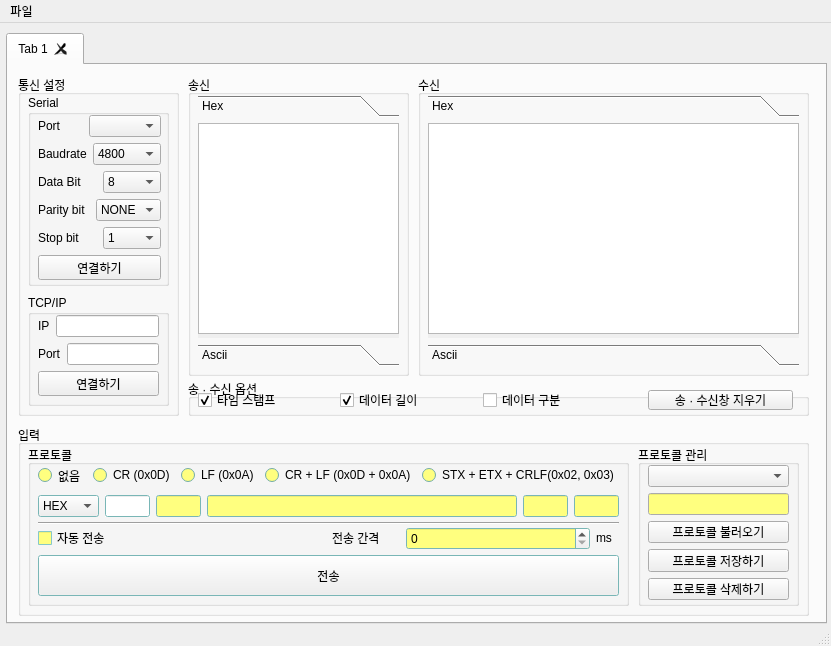
Old version of the form src/ui.ui in the repository RavenKyu/DataPort.
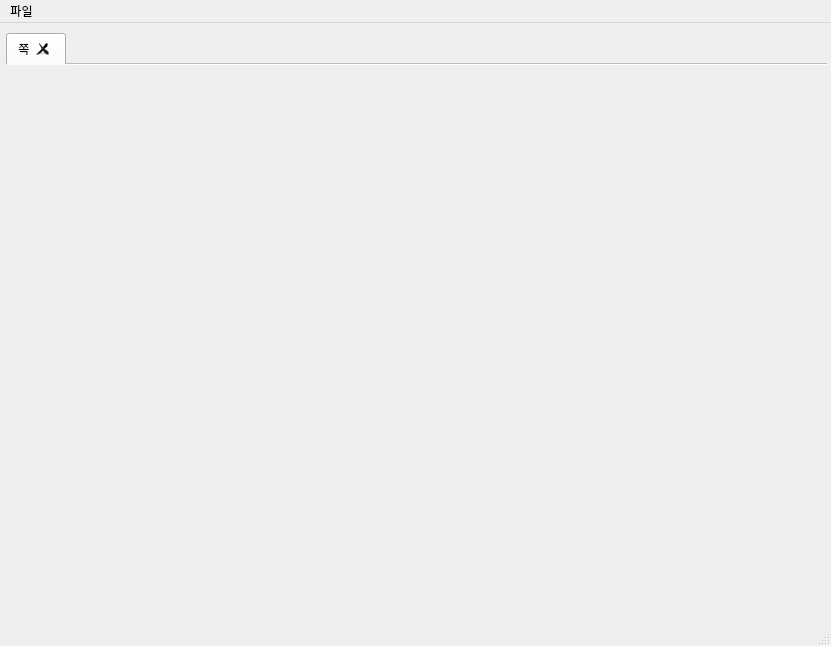
New version of the form.

Commit message: #23 송신용 입력창 구현 * 단독 실행이 가능한 위젯 * 확장 아스키일지라도 변환 및 전송이 가능

What changed in the file:
```diff
--- a/src/ui.ui
+++ b/src/ui.ui
@@ -45,7 +45,7 @@
      <number>0</number>
     </property>
     <property name="documentMode">
-     <bool>false</bool>
+     <bool>true</bool>
     </property>
     <property name="tabsClosable">
      <bool>true</bool>
@@ -55,1077 +55,17 @@
     </property>
     <widget class="QWidget" name="tab">
      <attribute name="title">
-      <string>Tab 1</string>
+      <string>쪽</string>
      </attribute>
-     <widget class="QGroupBox" name="groupBox_2">
+     <widget class="QWidget" name="widget" native="true">
       <property name="geometry">
        <rect>
         <x>10</x>
         <y>10</y>
-        <width>161</width>
-        <height>341</height>
-       </rect>
-      </property>
-      <property name="title">
-       <string>통신 설정</string>
-      </property>
-      <widget class="QGroupBox" name="groupBox_7">
-       <property name="geometry">
-        <rect>
-         <x>10</x>
-         <y>20</y>
-         <width>141</width>
-         <height>191</height>
-        </rect>
-       </property>
-       <property name="title">
-        <string>Serial</string>
-       </property>
-       <widget class="QWidget" name="layoutWidget">
-        <property name="geometry">
-         <rect>
-          <x>10</x>
-          <y>20</y>
-          <width>123</width>
-          <height>165</height>
-         </rect>
-        </property>
-        <layout class="QVBoxLayout" name="verticalLayout">
-         <item>
-          <layout class="QHBoxLayout" name="horizontalLayout">
-           <item>
-            <widget class="QLabel" name="label">
-             <property name="text">
-              <string>Port</string>
-             </property>
-            </widget>
-           </item>
-           <item>
-            <widget class="QComboBox" name="comboBox_Comport"/>
-           </item>
-          </layout>
-         </item>
-         <item>
-          <layout class="QHBoxLayout" name="horizontalLayout_2">
-           <item>
-            <widget class="QLabel" name="label_2">
-             <property name="text">
-              <string>Baudrate</string>
-             </property>
-            </widget>
-           </item>
-           <item>
-            <widget class="QComboBox" name="comboBox_Baudrate">
-             <item>
-              <property name="text">
-               <string>4800</string>
-              </property>
-             </item>
-             <item>
-              <property name="text">
-               <string>9600</string>
-              </property>
-             </item>
-             <item>
-              <property name="text">
-               <string>14400</string>
-              </property>
-             </item>
-             <item>
-              <property name="text">
-               <string>19200</string>
-              </property>
-             </item>
-             <item>
-              <property name="text">
-               <string>115200</string>
-              </property>
-             </item>
-            </widget>
-           </item>
-          </layout>
-         </item>
-         <item>
-          <layout class="QHBoxLayout" name="horizontalLayout_6">
-           <item>
-            <widget class="QLabel" name="label_6">
-             <property name="text">
-              <string>Data Bit</string>
-             </property>
-            </widget>
-           </item>
-           <item>
-            <widget class="QComboBox" name="comboBox_stopBit_2">
-             <item>
-              <property name="text">
-               <string>8</string>
-              </property>
-             </item>
-            </widget>
-           </item>
-          </layout>
-         </item>
-         <item>
-          <layout class="QHBoxLayout" name="horizontalLayout_4">
-           <item>
-            <widget class="QLabel" name="label_4">
-             <property name="text">
-              <string>Parity bit</string>
-             </property>
-            </widget>
-           </item>
-           <item>
-            <widget class="QComboBox" name="comboBox_parityBit">
-             <item>
-              <property name="text">
-               <string>NONE</string>
-              </property>
-             </item>
-             <item>
-              <property name="text">
-               <string>EVEN</string>
-              </property>
-             </item>
-             <item>
-              <property name="text">
-               <string>ODD</string>
-              </property>
-             </item>
-            </widget>
-           </item>
-          </layout>
-         </item>
-         <item>
-          <layout class="QHBoxLayout" name="horizontalLayout_3">
-           <item>
-            <widget class="QLabel" name="label_3">
-             <property name="text">
-              <string>Stop bit</string>
-             </property>
-            </widget>
-           </item>
-           <item>
-            <widget class="QComboBox" name="comboBox_stopBit">
-             <item>
-              <property name="text">
-               <string>1</string>
-              </property>
-             </item>
-             <item>
-              <property name="text">
-               <string>1.5</string>
-              </property>
-             </item>
-             <item>
-              <property name="text">
-               <string>2</string>
-              </property>
-             </item>
-            </widget>
-           </item>
-          </layout>
-         </item>
-         <item>
-          <widget class="QPushButton" name="pushButton_connect">
-           <property name="text">
-            <string>연결하기</string>
-           </property>
-          </widget>
-         </item>
-        </layout>
-       </widget>
-      </widget>
-      <widget class="QGroupBox" name="groupBox_8">
-       <property name="enabled">
-        <bool>true</bool>
-       </property>
-       <property name="geometry">
-        <rect>
-         <x>10</x>
-         <y>220</y>
-         <width>141</width>
-         <height>111</height>
-        </rect>
-       </property>
-       <property name="title">
-        <string>TCP/IP</string>
-       </property>
-       <widget class="QWidget" name="verticalLayoutWidget_2">
-        <property name="geometry">
-         <rect>
-          <x>10</x>
-          <y>20</y>
-          <width>121</width>
-          <height>81</height>
-         </rect>
-        </property>
-        <layout class="QVBoxLayout" name="verticalLayout_3">
-         <item>
-          <layout class="QHBoxLayout" name="horizontalLayout_7">
-           <item>
-            <widget class="QLabel" name="label_7">
-             <property name="text">
-              <string>IP</string>
-             </property>
-            </widget>
-           </item>
-           <item>
-            <widget class="QLineEdit" name="lineEdit_IP_Address">
-             <property name="text">
-              <string/>
-             </property>
-            </widget>
-           </item>
-          </layout>
-         </item>
-         <item>
-          <layout class="QHBoxLayout" name="horizontalLayout_8">
-           <item>
-            <widget class="QLabel" name="label_8">
-             <property name="text">
-              <string>Port</string>
-             </property>
-            </widget>
-           </item>
-           <item>
-            <widget class="QLineEdit" name="lineEdit_PortNumber"/>
-           </item>
-          </layout>
-         </item>
-         <item>
-          <widget class="QPushButton" name="pushButton_tcpConnect">
-           <property name="text">
-            <string>연결하기</string>
-           </property>
-          </widget>
-         </item>
-        </layout>
-       </widget>
-      </widget>
-     </widget>
-     <widget class="QGroupBox" name="groupBox">
-      <property name="geometry">
-       <rect>
-        <x>10</x>
-        <y>360</y>
         <width>791</width>
-        <height>191</height>
+        <height>540</height>
        </rect>
       </property>
-      <property name="minimumSize">
-       <size>
-        <width>124</width>
-        <height>0</height>
-       </size>
-      </property>
-      <property name="baseSize">
-       <size>
-        <width>86</width>
-        <height>0</height>
-       </size>
-      </property>
-      <property name="palette">
-       <palette>
-        <active>
-         <colorrole role="BrightText">
-          <brush brushstyle="SolidPattern">
-           <color alpha="255">
-            <red>255</red>
-            <green>255</green>
-            <blue>255</blue>
-           </color>
-          </brush>
-         </colorrole>
-         <colorrole role="Base">
-          <brush brushstyle="SolidPattern">
-           <color alpha="255">
-            <red>255</red>
-            <green>255</green>
-            <blue>127</blue>
-           </color>
-          </brush>
-         </colorrole>
-        </active>
-        <inactive>
-         <colorrole role="BrightText">
-          <brush brushstyle="SolidPattern">
-           <color alpha="255">
-            <red>255</red>
-            <green>255</green>
-            <blue>255</blue>
-           </color>
-          </brush>
-         </colorrole>
-         <colorrole role="Base">
-          <brush brushstyle="SolidPattern">
-           <color alpha="255">
-            <red>255</red>
-            <green>255</green>
-            <blue>127</blue>
-           </color>
-          </brush>
-         </colorrole>
-        </inactive>
-        <disabled>
-         <colorrole role="BrightText">
-          <brush brushstyle="SolidPattern">
-           <color alpha="255">
-            <red>255</red>
-            <green>255</green>
-            <blue>255</blue>
-           </color>
-          </brush>
-         </colorrole>
-         <colorrole role="Base">
-          <brush brushstyle="SolidPattern">
-           <color alpha="255">
-            <red>240</red>
-            <green>240</green>
-            <blue>240</blue>
-           </color>
-          </brush>
-         </colorrole>
-        </disabled>
-       </palette>
-      </property>
-      <property name="toolTip">
-       <string/>
-      </property>
-      <property name="title">
-       <string>입력</string>
-      </property>
-      <widget class="QGroupBox" name="groupBox_9">
-       <property name="geometry">
-        <rect>
-         <x>10</x>
-         <y>20</y>
-         <width>601</width>
-         <height>161</height>
-        </rect>
-       </property>
-       <property name="palette">
-        <palette>
-         <active>
-          <colorrole role="Base">
-           <brush brushstyle="SolidPattern">
-            <color alpha="255">
-             <red>255</red>
-             <green>255</green>
-             <blue>127</blue>
-            </color>
-           </brush>
-          </colorrole>
-          <colorrole role="Window">
-           <brush brushstyle="SolidPattern">
-            <color alpha="255">
-             <red>170</red>
-             <green>255</green>
-             <blue>255</blue>
-            </color>
-           </brush>
-          </colorrole>
-          <colorrole role="AlternateBase">
-           <brush brushstyle="SolidPattern">
-            <color alpha="255">
-             <red>240</red>
-             <green>240</green>
-             <blue>240</blue>
-            </color>
-           </brush>
-          </colorrole>
-         </active>
-         <inactive>
-          <colorrole role="Base">
-           <brush brushstyle="SolidPattern">
-            <color alpha="255">
-             <red>255</red>
-             <green>255</green>
-             <blue>127</blue>
-            </color>
-           </brush>
-          </colorrole>
-          <colorrole role="Window">
-           <brush brushstyle="SolidPattern">
-            <color alpha="255">
-             <red>170</red>
-             <green>255</green>
-             <blue>255</blue>
-            </color>
-           </brush>
-          </colorrole>
-          <colorrole role="AlternateBase">
-           <brush brushstyle="SolidPattern">
-            <color alpha="255">
-             <red>240</red>
-             <green>240</green>
-             <blue>240</blue>
-            </color>
-           </brush>
-          </colorrole>
-         </inactive>
-         <disabled>
-          <colorrole role="Base">
-           <brush brushstyle="SolidPattern">
-            <color alpha="255">
-             <red>170</red>
-             <green>255</green>
-             <blue>255</blue>
-            </color>
-           </brush>
-          </colorrole>
-          <colorrole role="Window">
-           <brush brushstyle="SolidPattern">
-            <color alpha="255">
-             <red>170</red>
-             <green>255</green>
-             <blue>255</blue>
-            </color>
-           </brush>
-          </colorrole>
-          <colorrole role="AlternateBase">
-           <brush brushstyle="SolidPattern">
-            <color alpha="255">
-             <red>240</red>
-             <green>240</green>
-             <blue>240</blue>
-            </color>
-           </brush>
-          </colorrole>
-         </disabled>
-        </palette>
-       </property>
-       <property name="title">
-        <string>프로토콜</string>
-       </property>
-       <widget class="QWidget" name="horizontalLayoutWidget_4">
-        <property name="geometry">
-         <rect>
-          <x>10</x>
-          <y>20</y>
-          <width>581</width>
-          <height>21</height>
-         </rect>
-        </property>
-        <layout class="QHBoxLayout" name="horizontalLayout_9">
-         <item>
-          <widget class="QRadioButton" name="radioButton">
-           <property name="text">
-            <string>없음</string>
-           </property>
-          </widget>
-         </item>
-         <item>
-          <widget class="QRadioButton" name="radioButton_2">
-           <property name="text">
-            <string>CR (0x0D)</string>
-           </property>
-          </widget>
-         </item>
-         <item>
-          <widget class="QRadioButton" name="radioButton_3">
-           <property name="text">
-            <string>LF (0x0A)</string>
-           </property>
-          </widget>
-         </item>
-         <item>
-          <widget class="QRadioButton" name="radioButton_4">
-           <property name="text">
-            <string>CR + LF (0x0D + 0x0A)</string>
-           </property>
-          </widget>
-         </item>
-         <item>
-          <widget class="QRadioButton" name="radioButton_5">
-           <property name="text">
-            <string>STX + ETX + CRLF(0x02, 0x03)</string>
-           </property>
-          </widget>
-         </item>
-        </layout>
-       </widget>
-       <widget class="QWidget" name="horizontalLayoutWidget_5">
-        <property name="geometry">
-         <rect>
-          <x>10</x>
-          <y>50</y>
-          <width>581</width>
-          <height>22</height>
-         </rect>
-        </property>
-        <layout class="QHBoxLayout" name="horizontalLayout_10">
-         <item>
-          <widget class="QComboBox" name="comboBox_HexOrAscii">
-           <property name="minimumSize">
-            <size>
-             <width>5</width>
-             <height>0</height>
-            </size>
-           </property>
-           <property name="layoutDirection">
-            <enum>Qt::LeftToRight</enum>
-           </property>
-           <item>
-            <property name="text">
-             <string>HEX</string>
-            </property>
-           </item>
-           <item>
-            <property name="text">
-             <string>ASCII</string>
-            </property>
-           </item>
-          </widget>
-         </item>
-         <item>
-          <widget class="QLineEdit" name="lineEdit_head1">
-           <property name="maximumSize">
-            <size>
-             <width>45</width>
-             <height>16777215</height>
-            </size>
-           </property>
-           <property name="palette">
-            <palette>
-             <active>
-              <colorrole role="Base">
-               <brush brushstyle="SolidPattern">
-                <color alpha="255">
-                 <red>255</red>
-                 <green>255</green>
-                 <blue>255</blue>
-                </color>
-               </brush>
-              </colorrole>
-             </active>
-             <inactive>
-              <colorrole role="Base">
-               <brush brushstyle="SolidPattern">
-                <color alpha="255">
-                 <red>255</red>
-                 <green>255</green>
-                 <blue>255</blue>
-                </color>
-               </brush>
-              </colorrole>
-             </inactive>
-             <disabled>
-              <colorrole role="Base">
-               <brush brushstyle="SolidPattern">
-                <color alpha="255">
-                 <red>240</red>
-                 <green>240</green>
-                 <blue>240</blue>
-                </color>
-               </brush>
-              </colorrole>
-             </disabled>
-            </palette>
-           </property>
-           <property name="font">
-            <font>
-             <italic>false</italic>
-            </font>
-           </property>
-           <property name="toolTip">
-            <string extracomment="only HexCode"/>
-           </property>
-           <property name="autoFillBackground">
-            <bool>true</bool>
-           </property>
-           <property name="text">
-            <string/>
-           </property>
-          </widget>
-         </item>
-         <item>
-          <widget class="QLineEdit" name="lineEdit_head2">
-           <property name="maximumSize">
-            <size>
-             <width>45</width>
-             <height>16777215</height>
-            </size>
-           </property>
-          </widget>
-         </item>
-         <item>
-          <widget class="QLineEdit" name="lineEdit_protocol">
-           <property name="minimumSize">
-            <size>
-             <width>244</width>
-             <height>0</height>
-            </size>
-           </property>
-           <property name="maximumSize">
-            <size>
-             <width>312</width>
-             <height>16777215</height>
-            </size>
-           </property>
-          </widget>
-         </item>
-         <item>
-          <widget class="QLineEdit" name="lineEdit_tail1">
-           <property name="sizePolicy">
-            <sizepolicy hsizetype="Fixed" vsizetype="Fixed">
-             <horstretch>0</horstretch>
-             <verstretch>0</verstretch>
-            </sizepolicy>
-           </property>
-           <property name="maximumSize">
-            <size>
-             <width>45</width>
-             <height>16777215</height>
-            </size>
-           </property>
-          </widget>
-         </item>
-         <item>
-          <widget class="QLineEdit" name="lineEdit_tail2">
-           <property name="maximumSize">
-            <size>
-             <width>45</width>
-             <height>16777215</height>
-            </size>
-           </property>
-          </widget>
-         </item>
-        </layout>
-       </widget>
-       <widget class="QWidget" name="horizontalLayoutWidget_6">
-        <property name="geometry">
-         <rect>
-          <x>10</x>
-          <y>80</y>
-          <width>581</width>
-          <height>27</height>
-         </rect>
-        </property>
-        <layout class="QHBoxLayout" name="horizontalLayout_11">
-         <item>
-          <widget class="QCheckBox" name="checkBox_autoSending">
-           <property name="text">
-            <string>자동 전송</string>
-           </property>
-          </widget>
-         </item>
-         <item>
-          <layout class="QHBoxLayout" name="horizontalLayout_5">
-           <item>
-            <widget class="QLabel" name="label_9">
-             <property name="sizePolicy">
-              <sizepolicy hsizetype="Preferred" vsizetype="Fixed">
-               <horstretch>0</horstretch>
-               <verstretch>0</verstretch>
-              </sizepolicy>
-             </property>
-             <property name="minimumSize">
-              <size>
-               <width>12</width>
-               <height>0</height>
-              </size>
-             </property>
-             <property name="maximumSize">
-              <size>
-               <width>68</width>
-               <height>16777215</height>
-              </size>
-             </property>
-             <property name="text">
-              <string>전송 간격</string>
-             </property>
-            </widget>
-           </item>
-           <item>
-            <widget class="QSpinBox" name="spinBox_intervalTime">
-             <property name="maximum">
-              <number>999999999</number>
-             </property>
-            </widget>
-           </item>
-           <item>
-            <widget class="QLabel" name="label_5">
-             <property name="sizePolicy">
-              <sizepolicy hsizetype="Fixed" vsizetype="Fixed">
-               <horstretch>0</horstretch>
-               <verstretch>0</verstretch>
-              </sizepolicy>
-             </property>
-             <property name="minimumSize">
-              <size>
-               <width>23</width>
-               <height>0</height>
-              </size>
-             </property>
-             <property name="text">
-              <string>ms</string>
-             </property>
-            </widget>
-           </item>
-          </layout>
-         </item>
-        </layout>
-       </widget>
-       <widget class="Line" name="line">
-        <property name="geometry">
-         <rect>
-          <x>10</x>
-          <y>70</y>
-          <width>581</width>
-          <height>16</height>
-         </rect>
-        </property>
-        <property name="orientation">
-         <enum>Qt::Horizontal</enum>
-        </property>
-       </widget>
-       <widget class="QPushButton" name="pushButton_3">
-        <property name="geometry">
-         <rect>
-          <x>10</x>
-          <y>110</y>
-          <width>581</width>
-          <height>41</height>
-         </rect>
-        </property>
-        <property name="text">
-         <string>전송</string>
-        </property>
-        <property name="checkable">
-         <bool>false</bool>
-        </property>
-        <property name="autoDefault">
-         <bool>false</bool>
-        </property>
-        <property name="default">
-         <bool>false</bool>
-        </property>
-        <property name="flat">
-         <bool>false</bool>
-        </property>
-       </widget>
-      </widget>
-      <widget class="QGroupBox" name="groupBox_3">
-       <property name="geometry">
-        <rect>
-         <x>620</x>
-         <y>20</y>
-         <width>161</width>
-         <height>161</height>
-        </rect>
-       </property>
-       <property name="title">
-        <string>프로토콜 관리</string>
-       </property>
-       <widget class="QWidget" name="verticalLayoutWidget">
-        <property name="geometry">
-         <rect>
-          <x>10</x>
-          <y>20</y>
-          <width>141</width>
-          <height>135</height>
-         </rect>
-        </property>
-        <layout class="QVBoxLayout" name="verticalLayout_2">
-         <item>
-          <widget class="QComboBox" name="comboBox"/>
-         </item>
-         <item>
-          <widget class="QLineEdit" name="lineEdit_protocolName"/>
-         </item>
-         <item>
-          <widget class="QPushButton" name="pushButton">
-           <property name="text">
-            <string>프로토콜 불러오기</string>
-           </property>
-          </widget>
-         </item>
-         <item>
-          <widget class="QPushButton" name="pushButton_4">
-           <property name="text">
-            <string>프로토콜 저장하기</string>
-           </property>
-          </widget>
-         </item>
-         <item>
-          <widget class="QPushButton" name="pushButton_5">
-           <property name="text">
-            <string>프로토콜 삭제하기</string>
-           </property>
-          </widget>
-         </item>
-        </layout>
-       </widget>
-      </widget>
-     </widget>
-     <widget class="QGroupBox" name="groupBox_4">
-      <property name="geometry">
-       <rect>
-        <x>410</x>
-        <y>10</y>
-        <width>391</width>
-        <height>301</height>
-       </rect>
-      </property>
-      <property name="title">
-       <string>수신</string>
-      </property>
-      <widget class="QToolBox" name="toolBox_2">
-       <property name="geometry">
-        <rect>
-         <x>10</x>
-         <y>20</y>
-         <width>371</width>
-         <height>271</height>
-        </rect>
-       </property>
-       <property name="currentIndex">
-        <number>0</number>
-       </property>
-       <widget class="QWidget" name="page_3">
-        <property name="geometry">
-         <rect>
-          <x>0</x>
-          <y>0</y>
-          <width>371</width>
-          <height>219</height>
-         </rect>
-        </property>
-        <attribute name="label">
-         <string>Hex</string>
-        </attribute>
-        <widget class="QTextEdit" name="textEdit_3">
-         <property name="geometry">
-          <rect>
-           <x>0</x>
-           <y>0</y>
-           <width>371</width>
-           <height>211</height>
-          </rect>
-         </property>
-         <property name="focusPolicy">
-          <enum>Qt::WheelFocus</enum>
-         </property>
-         <property name="tabChangesFocus">
-          <bool>true</bool>
-         </property>
-         <property name="readOnly">
-          <bool>true</bool>
-         </property>
-         <property name="overwriteMode">
-          <bool>false</bool>
-         </property>
-         <property name="acceptRichText">
-          <bool>true</bool>
-         </property>
-         <property name="cursorWidth">
-          <number>1</number>
-         </property>
-        </widget>
-       </widget>
-       <widget class="QWidget" name="page_4">
-        <property name="geometry">
-         <rect>
-          <x>0</x>
-          <y>0</y>
-          <width>371</width>
-          <height>219</height>
-         </rect>
-        </property>
-        <attribute name="label">
-         <string>Ascii</string>
-        </attribute>
-        <widget class="QTextEdit" name="textEdit_2">
-         <property name="geometry">
-          <rect>
-           <x>0</x>
-           <y>0</y>
-           <width>371</width>
-           <height>211</height>
-          </rect>
-         </property>
-         <property name="readOnly">
-          <bool>true</bool>
-         </property>
-        </widget>
-       </widget>
-      </widget>
-     </widget>
-     <widget class="QGroupBox" name="groupBox_5">
-      <property name="geometry">
-       <rect>
-        <x>180</x>
-        <y>10</y>
-        <width>221</width>
-        <height>301</height>
-       </rect>
-      </property>
-      <property name="autoFillBackground">
-       <bool>false</bool>
-      </property>
-      <property name="title">
-       <string>송신</string>
-      </property>
-      <property name="flat">
-       <bool>false</bool>
-      </property>
-      <property name="checkable">
-       <bool>false</bool>
-      </property>
-      <widget class="QToolBox" name="toolBox">
-       <property name="geometry">
-        <rect>
-         <x>10</x>
-         <y>20</y>
-         <width>201</width>
-         <height>271</height>
-        </rect>
-       </property>
-       <property name="locale">
-        <locale language="Korean" country="RepublicOfKorea"/>
-       </property>
-       <property name="currentIndex">
-        <number>0</number>
-       </property>
-       <widget class="QWidget" name="page">
-        <property name="geometry">
-         <rect>
-          <x>0</x>
-          <y>0</y>
-          <width>201</width>
-          <height>219</height>
-         </rect>
-        </property>
-        <attribute name="label">
-         <string>Hex</string>
-        </attribute>
-        <widget class="QTextEdit" name="textEdit_1">
-         <property name="geometry">
-          <rect>
-           <x>0</x>
-           <y>0</y>
-           <width>201</width>
-           <height>211</height>
-          </rect>
-         </property>
-         <property name="readOnly">
-          <bool>true</bool>
-         </property>
-        </widget>
-       </widget>
-       <widget class="QWidget" name="page_2">
-        <property name="geometry">
-         <rect>
-          <x>0</x>
-          <y>0</y>
-          <width>201</width>
-          <height>219</height>
-         </rect>
-        </property>
-        <attribute name="label">
-         <string>Ascii</string>
-        </attribute>
-        <widget class="QTextEdit" name="textEdit_4">
-         <property name="geometry">
-          <rect>
-           <x>0</x>
-           <y>0</y>
-           <width>201</width>
-           <height>211</height>
-          </rect>
-         </property>
-         <property name="readOnly">
-          <bool>true</bool>
-         </property>
-        </widget>
-       </widget>
-      </widget>
-     </widget>
-     <widget class="QGroupBox" name="groupBox_6">
-      <property name="geometry">
-       <rect>
-        <x>180</x>
-        <y>314</y>
-        <width>621</width>
-        <height>37</height>
-       </rect>
-      </property>
-      <property name="title">
-       <string>송 · 수신 옵션</string>
-      </property>
-      <widget class="QWidget" name="horizontalLayoutWidget">
-       <property name="geometry">
-        <rect>
-         <x>10</x>
-         <y>11</y>
-         <width>421</width>
-         <height>20</height>
-        </rect>
-       </property>
-       <layout class="QHBoxLayout" name="horizontalLayout_12">
-        <item>
-         <widget class="QCheckBox" name="checkBox_timeStamp">
-          <property name="text">
-           <string>타임 스탬프</string>
-          </property>
-          <property name="checked">
-           <bool>true</bool>
-          </property>
-          <property name="tristate">
-           <bool>false</bool>
-          </property>
-         </widget>
-        </item>
-        <item>
-         <widget class="QCheckBox" name="checkBox_dataLength">
-          <property name="text">
-           <string>데이터 길이</string>
-          </property>
-          <property name="checked">
-           <bool>true</bool>
-          </property>
-         </widget>
-        </item>
-        <item>
-         <widget class="QCheckBox" name="checkBox_dataSeperate">
-          <property name="text">
-           <string>데이터 구분</string>
-          </property>
-         </widget>
-        </item>
-       </layout>
-      </widget>
-      <widget class="QPushButton" name="pushButton_clearShowWindow">
-       <property name="geometry">
-        <rect>
-         <x>460</x>
-         <y>11</y>
-         <width>145</width>
-         <height>20</height>
-        </rect>
-       </property>
-       <property name="sizePolicy">
-        <sizepolicy hsizetype="Fixed" vsizetype="Fixed">
-         <horstretch>0</horstretch>
-         <verstretch>0</verstretch>
-        </sizepolicy>
-       </property>
-       <property name="minimumSize">
-        <size>
-         <width>0</width>
-         <height>15</height>
-        </size>
-       </property>
-       <property name="maximumSize">
-        <size>
-         <width>200</width>
-         <height>20</height>
-        </size>
-       </property>
-       <property name="text">
-        <string>송 · 수신창 지우기</string>
-       </property>
-      </widget>
      </widget>
     </widget>
    </widget>
```
Left out of the diff: 245 changed lines with no effect on the pictures. The commit also changes 34 other files.
